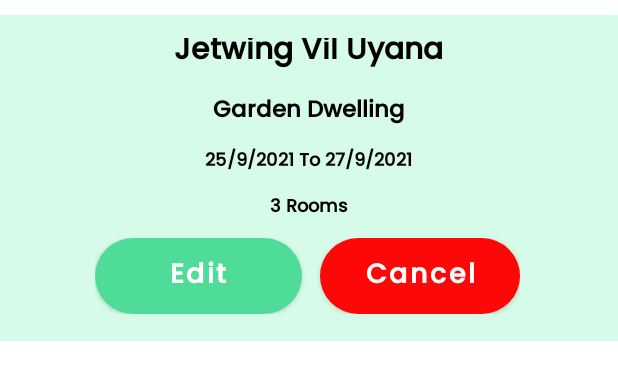
After one commit to BeastMaster99/AlgoHeroes_tour_management_system, an Android app: the layout traveler_all_bookings_item.xml on its own in the app's theme, with its tools: preview values and no code run, on a phone screen of 412 x 824 dp. The commit adds this screen. Shown: the top 380 px of the screen. Run offline under Robolectric (Android 15) with nearby library versions, the phone set to English and light mode, and no system bars.

Commit message:
adding fully completed traveler bookings act.

```diff
--- a/app/src/main/AndroidManifest.xml
+++ b/app/src/main/AndroidManifest.xml
@@ -13,6 +13,9 @@
         android:roundIcon="@mipmap/ic_launcher_round"
         android:supportsRtl="true"
         android:theme="@style/Theme.MadFinalProject">
+        <activity
+            android:name=".TravelerAllBookings"
+            android:exported="true" />
         <activity
             android:name=".BookHotel"
             android:exported="true" />
--- /dev/null
+++ b/app/src/main/res/layout/traveler_all_bookings_item.xml
@@ -0,0 +1,127 @@
+<?xml version="1.0" encoding="utf-8"?>
+<RelativeLayout xmlns:android="http://schemas.android.com/apk/res/android"
+    xmlns:app="http://schemas.android.com/apk/res-auto"
+    xmlns:tools="http://schemas.android.com/tools"
+    android:layout_width="match_parent"
+    android:layout_height="wrap_content"
+    android:layout_marginTop="10dp"
+    >
+
+    <RelativeLayout
+        android:layout_width="match_parent"
+        android:layout_height="wrap_content"
+        android:background="@color/inputField_color"
+        android:orientation="vertical"
+        android:paddingTop="15dp"
+        tools:ignore="UselessParent">
+
+
+        <LinearLayout
+            android:id="@+id/linear1"
+            android:layout_width="match_parent"
+            android:layout_height="wrap_content"
+            android:layout_centerVertical="true"
+            android:gravity="center_horizontal"
+            android:orientation="vertical"
+            android:paddingBottom="10dp">
+
+            <TextView
+                android:id="@+id/travelerHotelName"
+                android:layout_width="wrap_content"
+                android:layout_height="wrap_content"
+                android:fontFamily="@font/font4"
+                android:text="@string/travelerAllBookingsHotelName"
+                android:textAlignment="center"
+                android:textColor="@color/black"
+                android:textSize="20sp"
+                android:textStyle="bold" />
+
+            <TextView
+                android:id="@+id/travelerRoomType"
+                android:layout_width="wrap_content"
+                android:layout_height="wrap_content"
+                android:layout_marginTop="10dp"
+                android:fontFamily="@font/font4"
+                android:text="@string/travelerAllBookingsRoomType"
+                android:textAlignment="center"
+                android:textColor="@color/black"
+                android:textSize="15sp"
+                android:textStyle="bold" />
+
+            <TextView
+                android:id="@+id/travelerDuration"
+                android:layout_width="wrap_content"
+                android:layout_height="wrap_content"
+                android:layout_marginTop="10dp"
+                android:fontFamily="@font/font4"
+                android:text="@string/travelerAllBookingsDate"
+                android:textColor="@color/black"
+                android:textSize="12sp"
+                android:textStyle="bold" />
+
+            <TextView
+                android:id="@+id/travelerNumberOfRooms"
+                android:layout_width="wrap_content"
+                android:layout_height="wrap_content"
+                android:layout_marginTop="10dp"
+                android:fontFamily="@font/font4"
+                android:text="@string/numberOfRooms"
+                android:textColor="@color/black"
+                android:textSize="12sp"
+                android:textStyle="bold" />
+
+            <RelativeLayout
+                android:layout_width="wrap_content"
+                android:layout_height="wrap_content"
+                android:layout_gravity="start"
+                android:layout_marginStart="63dp"
+                android:layout_marginTop="10dp"
+                android:orientation="vertical"
+                tools:ignore="UselessParent">
+
+                <Button
+                    android:id="@+id/travelerBookingsEdit"
+                    android:layout_width="wrap_content"
+                    android:layout_height="wrap_content"
+                    android:background="@drawable/rounded_button"
+                    android:fontFamily="@font/font4"
+                    android:importantForAutofill="no"
+                    android:paddingStart="50dp"
+                    android:paddingEnd="50dp"
+                    android:text="@string/bookingUserViewEditButton"
+                    android:textAllCaps="false"
+                    android:textColor="@color/white"
+                    android:textSize="18sp"
+                    android:textStyle="bold"
+                    app:backgroundTint="@color/theme_color"
+                    tools:ignore="RelativeOverlap,TextContrastCheck" />
+
+                <Button
+                    android:id="@+id/travelerBookingsCancel"
+                    android:layout_width="wrap_content"
+                    android:layout_height="wrap_content"
+                    android:layout_marginStart="150dp"
+                    android:background="@drawable/rounded_button"
+                    android:fontFamily="@font/font4"
+                    android:importantForAutofill="no"
+                    android:paddingStart="30dp"
+                    android:paddingEnd="30dp"
+                    android:text="@string/bookingUserViewDeleteButton"
+                    android:textAllCaps="false"
+                    android:textColor="@color/white"
+                    android:textSize="18sp"
+                    android:textStyle="bold"
+                    app:backgroundTint="@color/red"
+                    tools:ignore="RelativeOverlap" />
+
+
+            </RelativeLayout>
+
+
+        </LinearLayout>
+
+
+    </RelativeLayout>
+
+
+</RelativeLayout>
--- a/app/src/main/res/values/colors.xml
+++ b/app/src/main/res/values/colors.xml
@@ -11,4 +11,5 @@
     <color name="inputField_color">#D6FBE9</color>
     <color name="inputText_color">#9E9E9E</color>
     <color name="menu_background">#E5E5E5</color>
+    <color name="red">#FF0707</color>
 </resources>
--- a/app/src/main/res/values/strings.xml
+++ b/app/src/main/res/values/strings.xml
@@ -70,6 +70,14 @@
     <string name="hotelBookPageF3">Extra Details(If Required)</string>
     <string name="hoteBookPagePRButton">Proceed</string>
 
+
+    <string name="travelerAllBookingsHotelName">Jetwing Vil Uyana</string>
+    <string name="travelerAllBookingsRoomType">Garden Dwelling</string>
+    <string name="travelerAllBookingsDate">25/9/2021 To 27/9/2021</string>
+    <string name="numberOfRooms">3 Rooms</string>
+    <string name="bookingUserViewEditButton">Edit</string>
+    <string name="bookingUserViewDeleteButton">Cancel</string>
+
     <!--Benuka Strings Start-->
     <string name="hotel_activity_topic">Add Hotel</string>
     <string name="dummy_title">Title</string>
```
Also changed, not shown: app/src/main/java/com/example/madfinalproject/BookHotel.java (+18 -4 lines), app/src/main/java/com/example/madfinalproject/BookingRecycleAdapter.java (added, +64 -0 lines), app/src/main/java/com/example/madfinalproject/HotelBookings.java (+17 -8 lines), app/src/main/java/com/example/madfinalproject/HotelOwnerMainView.java (+8 -0 lines), app/src/main/java/com/example/madfinalproject/HotelTravelerMainView.java (+16 -0 lines), app/src/main/java/com/example/madfinalproject/TourGuideMainView.java (+9 -0 lines), app/src/main/java/com/example/madfinalproject/TravelerAllBookings.java (added, +99 -0 lines), app/src/main/java/com/example/madfinalproject/TravelerMainView.java (+19 -0 lines), app/src/main/res/layout/activity_book_hotel.xml (+11 -10 lines), app/src/main/res/layout/activity_traveler_all_bookings.xml (added, +26 -0 lines).
